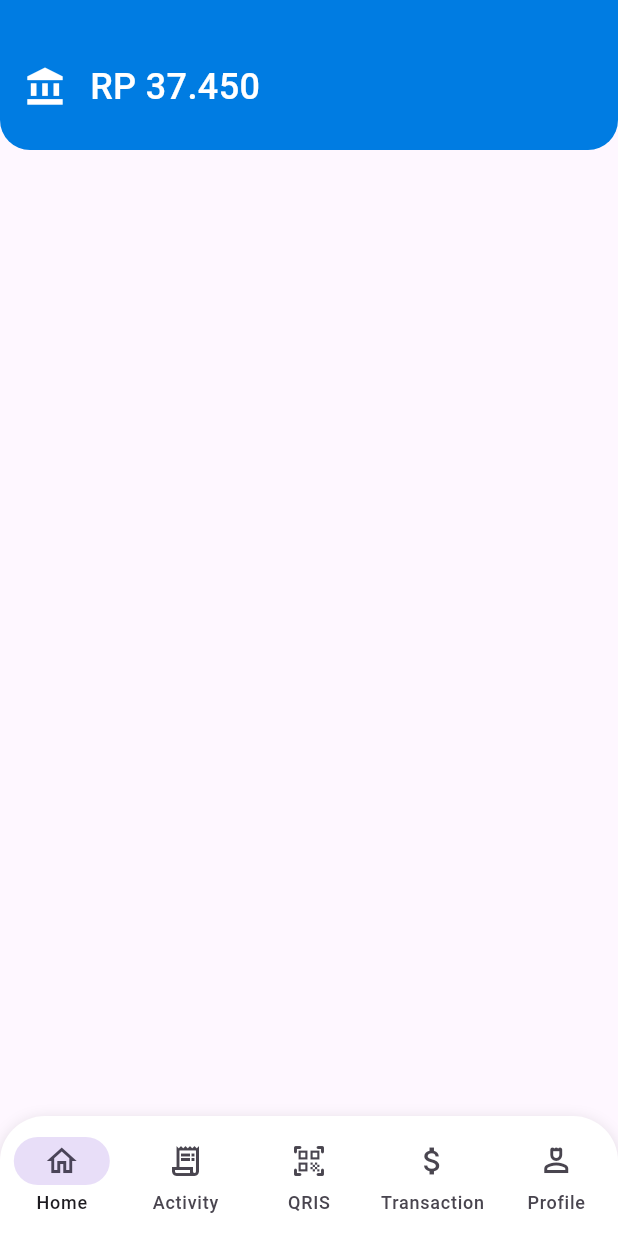
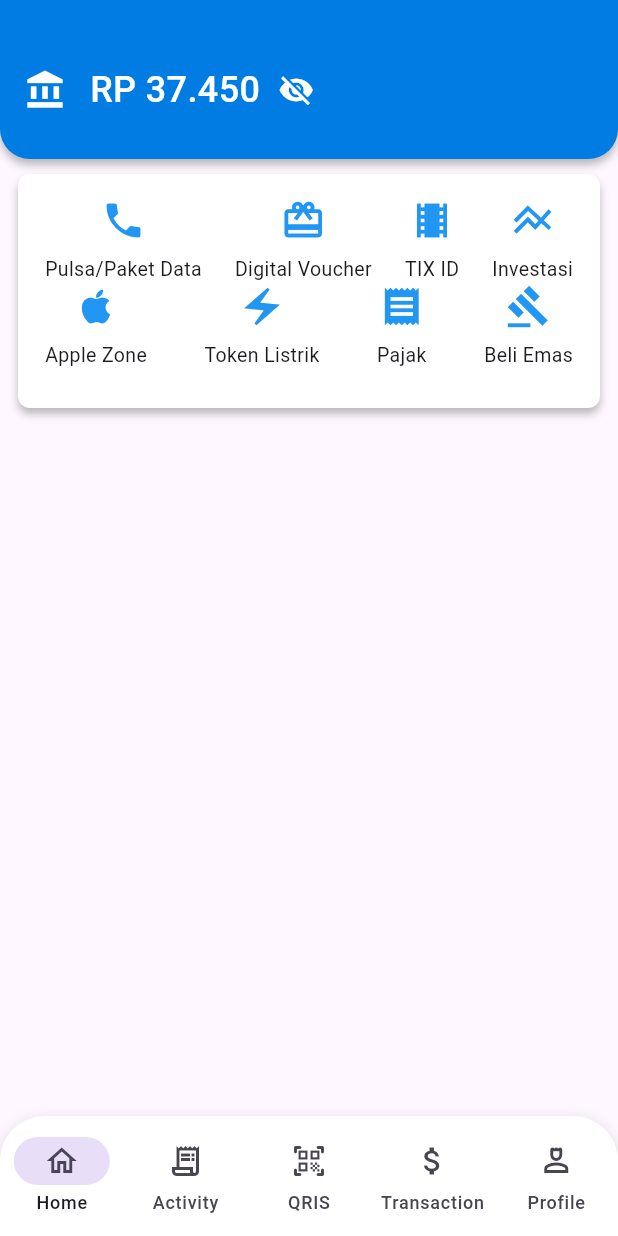
Before and after one commit to SiEncan/T-Cash, a Flutter app: the screen it shows after launch, on a phone screen of 412 x 824 dp. Run offline on Flutter 3.47's test engine with Material 3 defaults, Android fonts, the phone set to English and light mode, and no system bars.

Commit message:
add feature icon

```diff
--- a/lib/home_tab.dart
+++ b/lib/home_tab.dart
@@ -1,56 +1,182 @@
 import 'package:flutter/material.dart';
 
-class HomeTab extends StatelessWidget {
+class HomeTab extends StatefulWidget {
   const HomeTab({super.key});
+
+  @override
+  _HomeTabState createState() => _HomeTabState();
+}
+
+class _HomeTabState extends State<HomeTab> {
+  bool _isBalanceVisible = true; // Variabel untuk mengontrol visibilitas saldo
 
   @override
   Widget build(BuildContext context) {
     return Scaffold(
-      body: SingleChildScrollView(
-        child: Column(
-          children: [
-            Container(
-              padding: const EdgeInsets.all(0),
-              height: 100, // besar container biru atas
-              decoration: const BoxDecoration(
-                color: Color.fromARGB(255, 0, 124, 226),
-                borderRadius: BorderRadius.only(
-                  topLeft: Radius.circular(0),
-                  topRight: Radius.circular(0),
-                  bottomLeft: Radius.circular(20),
-                  bottomRight: Radius.circular(20),
+      body: Stack(
+        children: [
+          SingleChildScrollView(
+            padding: const EdgeInsets.only(
+                top: 106), // Padding untuk konten di bawah container biru
+            child: Column(
+              children: [
+                // kumpulan icon fitur
+                Container(
+                  margin:
+                      const EdgeInsets.symmetric(vertical: 10, horizontal: 12),
+                  padding: const EdgeInsets.fromLTRB(16, 0, 16, 10),
+                  decoration: BoxDecoration(
+                    color: Colors.white,
+                    borderRadius: BorderRadius.circular(8),
+                    boxShadow: const [
+                      BoxShadow(
+                        color: Colors.black26,
+                        blurRadius: 4,
+                        offset: Offset(0, 4),
+                      ),
+                    ],
+                  ),
+                  child: Padding(
+                    padding: const EdgeInsets.fromLTRB(2, 16, 2, 16),
+                    child: Column(
+                      children: [
+                        Row(
+                          mainAxisAlignment: MainAxisAlignment.spaceBetween,
+                          children: [
+                            _featureIcon(Icons.phone, 'Pulsa/Paket Data', () {
+                              // gesture
+                            }),
+                            _featureIcon(Icons.card_giftcard, 'Digital Voucher',
+                                () {
+                              // gesture
+                            }),
+                            _featureIcon(Icons.local_movies, 'TIX ID', () {
+                              // gesture
+                            }),
+                            _featureIcon(Icons.line_axis, 'Investasi', () {
+                              // gesture
+                            }),
+                          ],
+                        ),
+                        Row(
+                          mainAxisAlignment: MainAxisAlignment.spaceBetween,
+                          children: [
+                            _featureIcon(Icons.apple, 'Apple Zone', () {
+                              // gesture
+                            }),
+                            _featureIcon(
+                                Icons.electric_bolt_sharp, 'Token Listrik', () {
+                              // gesture
+                            }),
+                            _featureIcon(Icons.receipt, 'Pajak', () {
+                              // gesture
+                            }),
+                            _featureIcon(Icons.gavel, 'Beli Emas', () {
+                              // gesture
+                            }),
+                          ],
+                        ),
+                      ],
+                    ),
+                  ),
                 ),
+              ],
+            ),
+          ),
+          Container(
+            padding: const EdgeInsets.only(top: 30), // Padding ke atas layar hp
+            height: 106, // Tinggi Container
+            decoration: const BoxDecoration(
+              color: Color.fromARGB(255, 0, 124, 226),
+              borderRadius: BorderRadius.only(
+                bottomLeft: Radius.circular(20),
+                bottomRight: Radius.circular(20),
               ),
-              child: Container(
-                margin: const EdgeInsets.only(
-                    top: 16.0), // jarak antara text dan atas layar
-                child: const Row(
+              boxShadow: [
+                BoxShadow(
+                  color: Colors.black26,
+                  blurRadius: 4,
+                  offset: Offset(0, 4),
+                ),
+              ],
+            ),
+            child: Column(
+              children: [
+                Row(
                   mainAxisAlignment: MainAxisAlignment.start,
                   children: [
-                    Padding(
-                      padding: EdgeInsets.all(
-                          16.0), //  jarak antara icon dan tepi container
+                    const Padding(
+                      padding:
+                          EdgeInsets.all(16.0), // Jarak antara icon dan tepi
                       child: Icon(
                         Icons.account_balance,
                         color: Colors.white,
                         size: 28,
                       ),
                     ),
-                    Text(
-                      'RP 37.450',
-                      style: TextStyle(
+                    // Widget menampilkan saldo
+                    _BalanceDisplay(isVisible: _isBalanceVisible),
+                    // Tombol hide/unhide saldo
+                    IconButton(
+                      icon: Icon(
+                        _isBalanceVisible
+                            ? Icons.visibility_off
+                            : Icons.visibility,
                         color: Colors.white,
-                        fontSize: 24,
-                        fontWeight: FontWeight.w500,
                       ),
+                      onPressed: () {
+                        setState(() {
+                          _isBalanceVisible =
+                              !_isBalanceVisible; // Toggle saldo visibility
+                        });
+                      },
                     ),
                   ],
                 ),
-              ),
+                const SizedBox(height: 16), // Jarak di bawah tulisan
+              ],
             ),
-          ],
-        ),
+          ),
+        ],
       ),
     );
   }
 }
+
+// Widget untuk menampilkan saldo
+class _BalanceDisplay extends StatelessWidget {
+  final bool isVisible;
+
+  const _BalanceDisplay({required this.isVisible});
+
+  @override
+  Widget build(BuildContext context) {
+    return Text(
+      isVisible ? 'RP 37.450' : '*****', // saldo atau tanda bintang
+      style: const TextStyle(
+        color: Colors.white,
+        fontSize: 24,
+        fontWeight: FontWeight.w500,
+      ),
+    );
+  }
+}
+
+Widget _featureIcon(IconData icon, String label, VoidCallback onTap) {
+  return GestureDetector(
+    onTap: onTap,
+    child: Column(
+      // mainAxisAlignment: MainAxisAlignment.spaceEvenly,
+      crossAxisAlignment: CrossAxisAlignment.center,
+      children: [
+        Icon(icon, size: 30, color: Colors.blue),
+        const SizedBox(height: 8), // Jarak antara icon dan label
+        Text(
+          label,
+          textAlign: TextAlign.center,
+          style: const TextStyle(fontSize: 13),
+        ),
+      ],
+    ),
+  );
+}
```
